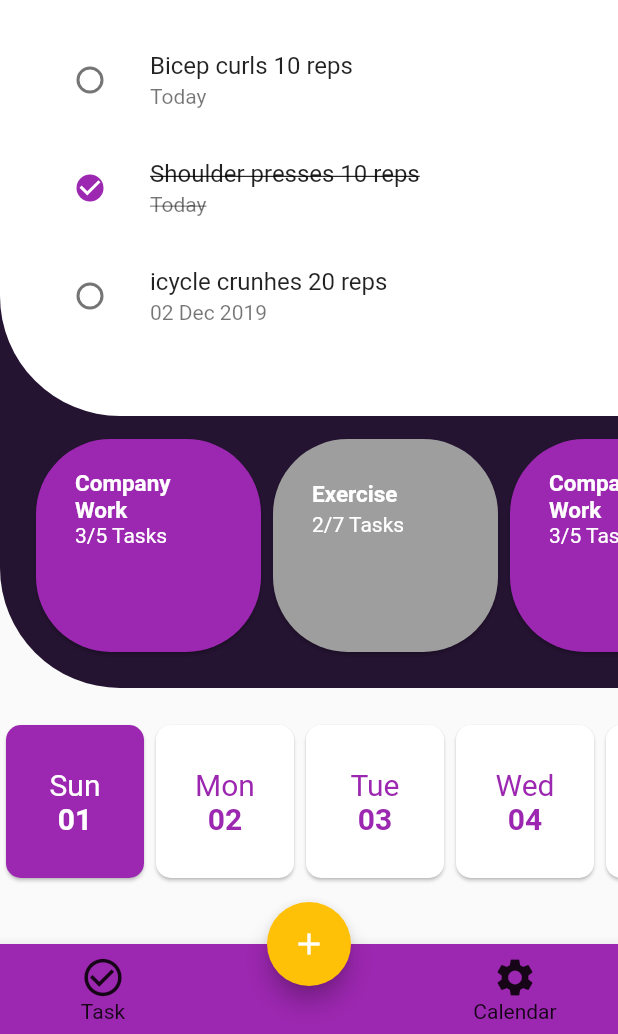
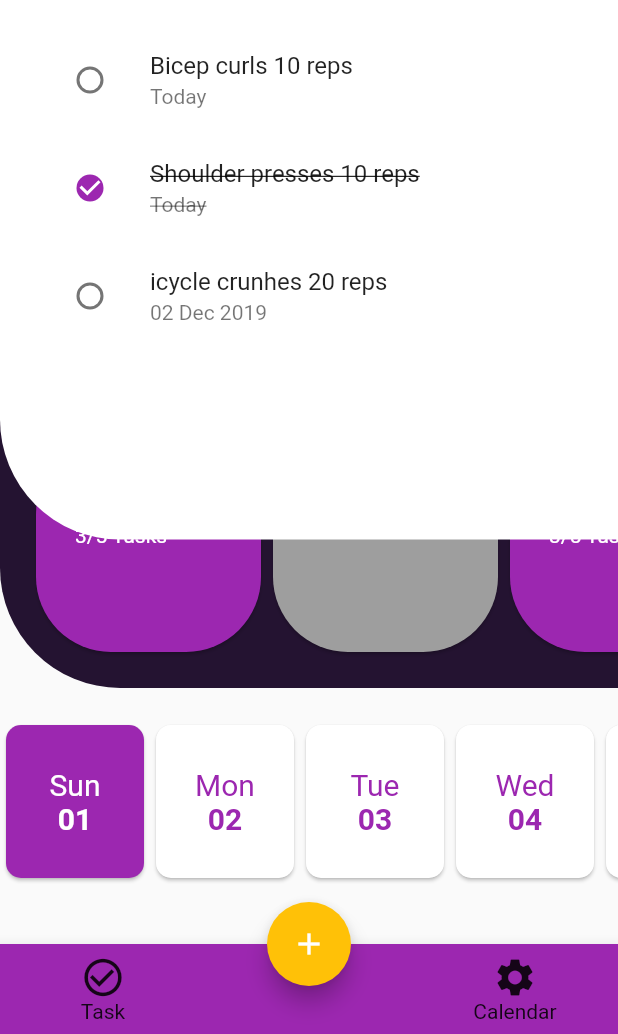
Before and after one commit to joepyro17/todo_pyro, a Flutter app: the screen it shows after launch, on a phone screen of 412 x 824 dp, the part 202-1236 px from its top. Run offline on Flutter 3.47's test engine with Material 2 defaults, Android fonts, the phone set to English and light mode, and no system bars; our stand-ins replace circular_check_box.

```diff
--- a/lib/screens/partials/task_list_area.dart
+++ b/lib/screens/partials/task_list_area.dart
@@ -7,7 +7,7 @@ class TaskListArea extends StatelessWidget {
     return Container(
       padding: EdgeInsets.only(top: 80.0, left: 20.0),
       width: double.infinity,
-      height: 0.50 * MediaQuery.of(context).size.height,
+      height: 0.60 * MediaQuery.of(context).size.height,
       decoration: BoxDecoration(
           color: Colors.white,
           borderRadius: BorderRadius.only(
```
